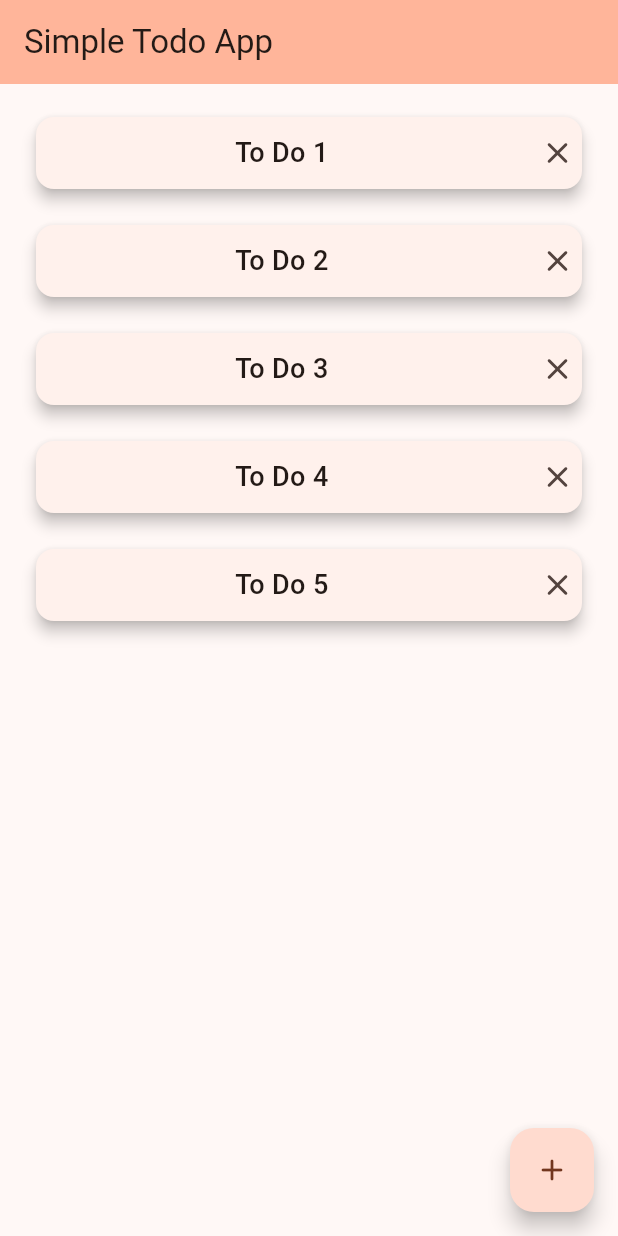
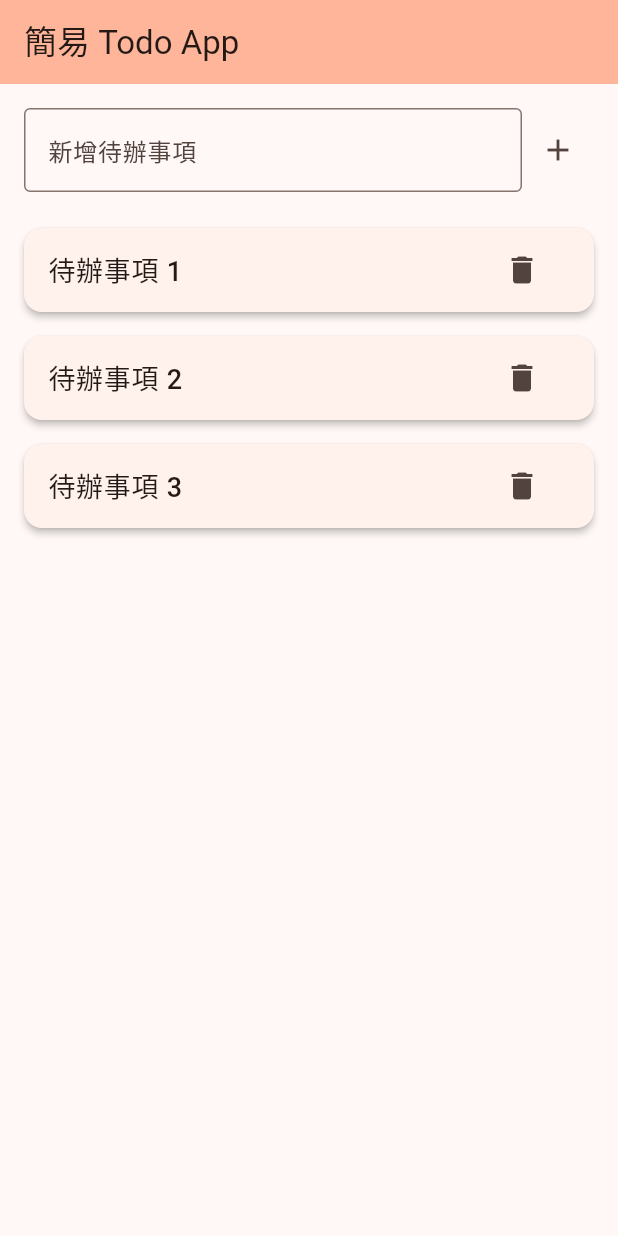
Before and after one commit to lrnbrad/todo_list, a Flutter app: the screen it shows after launch, on a phone screen of 412 x 824 dp. Run offline on Flutter 3.47's test engine with Material 3 defaults, Android fonts, the phone set to English and light mode, and no system bars.

Commit message:
feat(main.dart): rewrite with comments and simplify todo's functionality.

```diff
--- a/lib/main.dart
+++ b/lib/main.dart
@@ -10,11 +10,11 @@ class MyApp extends StatelessWidget {
   @override
   Widget build(BuildContext context) {
     return MaterialApp(
-      title: 'Flutter Demo',
+      title: '簡易 Todo App',
       theme: ThemeData(
         colorScheme: ColorScheme.fromSeed(seedColor: Colors.brown),
       ),
-      home: const MyHomePage(title: 'Simple Todo App'),
+      home: const MyHomePage(title: '簡易 Todo App'),
     );
   }
 }
@@ -28,31 +28,45 @@ class MyHomePage extends StatefulWidget {
   State<MyHomePage> createState() => _MyHomePageState();
 }
 
+// 定義Todo類別，用於存儲待辦事項
 class Todo {
   String _title;
 
   Todo(this._title);
 
   String getTitle() => _title;
-
-  String setTitle(String newTitle) {
-    _title = newTitle;
-    return _title;
-  }
 }
 
 class _MyHomePageState extends State<MyHomePage> {
-  var sampleTodos = <Todo>[
-    Todo("To Do 1"),
-    Todo("To Do 2"),
-    Todo("To Do 3"),
-    Todo("To Do 4"),
-    Todo("To Do 5"),
+  // 使用State來管理待辦事項清單，因為這些數據會隨使用者輸入而變化
+  // 當我們添加新的待辦事項時，需要使用setState來更新UI
+  final List<Todo> todos = <Todo>[
+    Todo("待辦事項 1"),
+    Todo("待辦事項 2"),
+    Todo("待辦事項 3"),
   ];
 
-  Todo addTodo(Todo newTodo) {
-    sampleTodos.add(newTodo);
-    return newTodo;
+  // 控制TextField中的文字
+  final TextEditingController todoController = TextEditingController();
+
+  // 添加新的待辦事項
+  void addTodo() {
+    // 檢查輸入是否為空
+    if (todoController.text.isNotEmpty) {
+      // 使用setState因為我們需要更新UI來顯示新添加的待辦事項
+      setState(() {
+        todos.add(Todo(todoController.text));
+        todoController.clear(); // 清空輸入欄位
+      });
+    }
+  }
+
+  // 刪除待辦事項
+  void deleteTodo(int index) {
+    // 使用setState因為刪除項目後需要重新渲染UI
+    setState(() {
+      todos.removeAt(index);
+    });
   }
 
   @override
@@ -62,154 +76,73 @@ class _MyHomePageState extends State<MyHomePage> {
         backgroundColor: Theme.of(context).colorScheme.inversePrimary,
         title: Text(widget.title),
       ),
-      body: Center(
-        child: ListView.builder(
-          padding: EdgeInsets.symmetric(vertical: 10, horizontal: 20),
-          itemCount: sampleTodos.length,
-          itemBuilder: (sampleTodos, idx) {
-            return todoCard(idx);
-          },
-        ),
-        // child: simpleCard(),
-      ),
-      floatingActionButton: FloatingActionButton(
-        onPressed: () => showTodoForm(context),
-        tooltip: 'Add a new todo',
-        child: const Icon(Icons.add_rounded),
+      body: Column(
+        children: [
+          // 頂部的TextField
+          Padding(
+            padding: const EdgeInsets.all(16.0),
+            child: Row(
+              children: [
+                // 使用Expanded確保TextField填滿剩餘空間
+                Expanded(
+                  child: TextField(
+                    controller: todoController,
+                    decoration: const InputDecoration(
+                      labelText: "新增待辦事項",
+                      hintText: "請輸入待辦事項內容",
+                      border: OutlineInputBorder(),
+                    ),
+                    // 當用戶按下Enter鍵時添加待辦事項
+                    onSubmitted: (_) => addTodo(),
+                  ),
+                ),
+                // 添加按鈕
+                IconButton(
+                  icon: const Icon(Icons.add),
+                  onPressed: addTodo,
+                )
+              ],
+            ),
+          ),
+
+          // 下方的待辦事項列表
+          Expanded(
+            child: ListView.builder(
+              padding: const EdgeInsets.symmetric(horizontal: 16.0),
+              itemCount: todos.length,
+              itemBuilder: (context, index) {
+                return Card(
+                  margin: const EdgeInsets.symmetric(vertical: 8.0),
+                  elevation: 2,
+                  shape: RoundedRectangleBorder(
+                    borderRadius: BorderRadius.circular(12),
+                  ),
+                  child: ListTile(
+                    title: Text(
+                      todos[index].getTitle(),
+                      style: const TextStyle(
+                        fontSize: 18,
+                        fontWeight: FontWeight.w500,
+                      ),
+                    ),
+                    trailing: IconButton(
+                      icon: const Icon(Icons.delete),
+                      onPressed: () => deleteTodo(index),
+                    ),
+                  ),
+                );
+              },
+            ),
+          ),
+        ],
       ),
     );
   }
 
-  Padding todoCard(int idx) {
-    TextStyle cardTextStyle = TextStyle(
-      fontSize: 18,
-      fontWeight: FontWeight.w500,
-    );
-    String todoTitle = sampleTodos[idx].getTitle();
-
-    return Padding(
-      padding: EdgeInsets.symmetric(vertical: 8),
-      child: SizedBox(
-        width: double.infinity,
-        child: Card(
-          elevation: 4,
-          shape: RoundedRectangleBorder(
-            borderRadius: BorderRadius.circular(12),
-          ),
-          child: Center(
-            child: Row(
-              children: [
-                Expanded(
-                  flex: 9,
-                  child: Center(
-                    child: Column(
-                      spacing: 8,
-                      children: [Text(todoTitle, style: cardTextStyle)],
-                    ),
-                  ),
-                ),
-                Expanded(
-                  flex: 1,
-                  child: IconButton(
-                    onPressed: () {
-                      setState(() {
-                        sampleTodos.removeAt(idx);
-                      });
-                    },
-                    icon: Icon(Icons.close_rounded),
-                  ),
-                ),
-              ],
-            ),
-          ),
-        ),
-      ),
-    );
-  }
-
-  void showTodoForm(BuildContext context) {
-    TextStyle tsAlertTitle = TextStyle(
-      fontSize: 20,
-      fontWeight: FontWeight.w800,
-    );
-
-    TextEditingController textFieldController = TextEditingController();
-
-    showDialog(
-      context: context,
-      builder: (context) {
-        return AlertDialog(
-          title: Text("Add Todo!", style: tsAlertTitle),
-          content: Column(
-            crossAxisAlignment: CrossAxisAlignment.start,
-            mainAxisSize: MainAxisSize.min,
-            spacing: 8,
-            children: [
-              Text("Please input the todo:"),
-              TextField(
-                controller: textFieldController,
-                decoration: InputDecoration(
-                  labelText: "Input here!",
-                  hintText: "Enter todo task",
-                ),
-              ),
-              Row(
-                mainAxisAlignment: MainAxisAlignment.end,
-                children: [
-                  TextButton(
-                    onPressed: () => Navigator.of(context).pop(),
-                    child: Text("Close"),
-                  ),
-                  TextButton(
-                    onPressed: () {
-                      Navigator.of(context).pop();
-                      var newTodoTitle = textFieldController.text;
-                      if (newTodoTitle.isNotEmpty) {
-                        setState(() {
-                          addTodo(Todo(newTodoTitle));
-                        });
-                      } else {
-                        ScaffoldMessenger.of(context).showSnackBar(
-                          SnackBar(
-                            content: Text(
-                              "The title is empty, so we won't add it.",
-                            ),
-                          ),
-                        );
-                      }
-                    },
-                    child: Text("Add"),
-                  ),
-                ],
-              ),
-            ],
-          ),
-        );
-      },
-    );
+  // 釋放資源
+  @override
+  void dispose() {
+    todoController.dispose();
+    super.dispose();
   }
 }
-
-Widget simpleCard() {
-  TextStyle tsTitle = TextStyle(fontWeight: FontWeight.w600);
-  TextStyle tsText = TextStyle(fontWeight: FontWeight.w400);
-
-  return Card(
-    child: SizedBox(
-      height: 80,
-      child: Padding(
-        padding: const EdgeInsets.all(8.0),
-        child: Column(
-          mainAxisAlignment: MainAxisAlignment.center,
-          crossAxisAlignment: CrossAxisAlignment.center,
-          spacing: 8,
-          children: [
-            Text("Name Card!", style: tsTitle),
-            Text("Hi there, I'm Brad!", style: tsText),
-            Text("This is something really long setence", style: tsText),
-          ],
-        ),
-      ),
-    ),
-  );
-}
```
